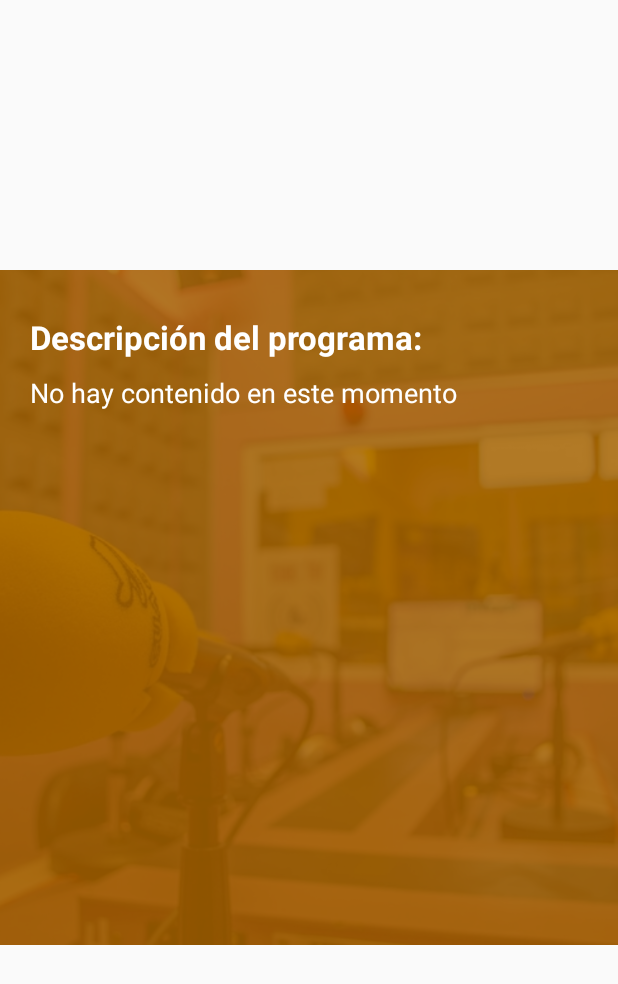
After one commit to ficiverson/radiocom-android, an Android app: the layout content_podcast_info.xml on its own in the app's theme, with its tools: preview values and no code run, on a phone screen of 412 x 824 dp. The commit adds this screen. Shown: the top 984 px of the screen. Run offline under Robolectric (Android 15) with nearby library versions, the phone set to English and light mode, and no system bars.

Commit message:
V1.0.4
- New feature to show program info on a bottom smooth sheet

```diff
--- a/app/build.gradle
+++ b/app/build.gradle
@@ -60,4 +60,5 @@ dependencies {
     compile 'com.android.support:customtabs:23.3.0'
     compile 'com.google.android.gms:play-services-analytics:9.0.0'
     compile 'com.google.android.exoplayer:exoplayer:r1.5.3'
+
 }
--- a/app/src/main/java/justforcommunity/radiocom/activities/Podcast.java
+++ b/app/src/main/java/justforcommunity/radiocom/activities/Podcast.java
@@ -24,7 +24,10 @@ import android.app.Dialog;
 import android.content.Context;
 import android.content.Intent;
 import android.content.SharedPreferences;
+import android.media.Image;
 import android.os.Bundle;
+import android.support.design.widget.BottomSheetBehavior;
+import android.support.design.widget.FloatingActionButton;
 import android.support.v7.app.AlertDialog;
 import android.support.v7.app.AppCompatActivity;
 import android.support.v7.widget.DefaultItemAnimator;
@@ -48,6 +51,8 @@ import com.pkmmte.pkrss.Callback;
 import com.pkmmte.pkrss.PkRSS;
 import com.squareup.picasso.Picasso;
 import com.wang.avi.AVLoadingIndicatorView;
+
+import org.w3c.dom.Text;
 
 import java.util.List;
 
@@ -77,6 +82,9 @@ public class Podcast extends AppCompatActivity{
     private Podcast mActivity;
     private ImageView image_podcast_bck;
     private Dialog myDialog;
+    private BottomSheetBehavior mBottomSheetBehavior;
+    private FloatingActionButton fab_info;
+    private TextView description;
 
     @Override
     protected void onCreate(Bundle savedInstanceState) {
@@ -119,6 +127,23 @@ public class Podcast extends AppCompatActivity{
             program = gson.fromJson(prefs.getString("jsonPodcast",""),ProgramDTO.class);
         }
 
+        View bottomSheet = findViewById(R.id.bottom_sheet);
+        mBottomSheetBehavior = BottomSheetBehavior.from(bottomSheet);
+        description = (TextView)bottomSheet.findViewById(R.id.info_data);
+
+        fab_info = (FloatingActionButton) findViewById(R.id.fab_info);
+        fab_info.setOnClickListener(new View.OnClickListener() {
+            @Override
+            public void onClick(View v) {
+                if(mBottomSheetBehavior.getState()==BottomSheetBehavior.STATE_COLLAPSED){
+                    mBottomSheetBehavior.setState(BottomSheetBehavior.STATE_EXPANDED);
+                }
+                else{
+                    mBottomSheetBehavior.setState(BottomSheetBehavior.STATE_COLLAPSED);
+                }
+            }
+        });
+
         if(program!=null) {
             getSupportActionBar().setTitle(program.getTitle());
 
@@ -126,6 +151,9 @@ public class Podcast extends AppCompatActivity{
             noElements = (TextView) findViewById(R.id.no_elements);
             image_podcast_bck  = (ImageView)findViewById(R.id.image_podcast_bck);
 
+            if(program.getDescription()!= null) {
+                description.setText(program.getDescription());
+            }
 
             Picasso.with(mContext).load(program.getLogo_url()).into(image_podcast_bck);
 
--- a/app/src/main/res/layout/activity_podcast.xml
+++ b/app/src/main/res/layout/activity_podcast.xml
@@ -70,5 +70,16 @@
     </android.support.design.widget.AppBarLayout>
 
     <include layout="@layout/content_podcast_scrolling" />
+    <include layout="@layout/content_podcast_info" />
+
+    <android.support.design.widget.FloatingActionButton
+        android:id="@+id/fab_info"
+        app:backgroundTint="@color/colorPrimary"
+        android:layout_width="wrap_content"
+        android:layout_height="wrap_content"
+        android:layout_margin="@dimen/fab_margin"
+        app:layout_anchor="@+id/bottom_sheet"
+        app:layout_anchorGravity="top|center_horizontal"
+        android:src="@drawable/infowhite" />
 
 </android.support.design.widget.CoordinatorLayout>
--- /dev/null
+++ b/app/src/main/res/layout/content_podcast_info.xml
@@ -0,0 +1,82 @@
+<?xml version="1.0" encoding="utf-8"?>
+<!--
+  ~ /*
+  ~  * Copyright (C) 2016 @ Fernando Souto González
+  ~  *
+  ~  * Developer Fernando Souto
+  ~  *
+  ~  * Licensed under the Apache License, Version 2.0 (the "License");
+  ~  * you may not use this file except in compliance with the License.
+  ~  * You may obtain a copy of the License at
+  ~  *
+  ~  * http://www.apache.org/licenses/LICENSE-2.0
+  ~  *
+  ~  * Unless required by applicable law or agreed to in writing, software
+  ~  * distributed under the License is distributed on an "AS IS" BASIS,
+  ~  * WITHOUT WARRANTIES OR CONDITIONS OF ANY KIND, either express or implied.
+  ~  * See the License for the specific language governing permissions and
+  ~  * limitations under the License.
+  ~  */
+  -->
+
+<android.support.v4.widget.NestedScrollView
+    xmlns:android="http://schemas.android.com/apk/res/android"
+    xmlns:app="http://schemas.android.com/apk/res-auto"
+    xmlns:tools="http://schemas.android.com/tools"
+    android:id="@+id/bottom_sheet"
+    android:layout_width="match_parent"
+    android:layout_height="match_parent"
+    android:layout_marginTop="@dimen/app_bar_height"
+    android:background="@android:color/transparent"
+    app:layout_behavior="android.support.design.widget.BottomSheetBehavior"
+    >
+    <RelativeLayout
+        android:layout_width="match_parent"
+        android:layout_height="match_parent">
+
+        <ImageView
+            android:layout_width="match_parent"
+            android:layout_height="450dp"
+            android:src="@drawable/bk_nav_header"
+            android:scaleType="centerCrop"
+            />
+        <View
+            android:layout_width="match_parent"
+            android:layout_height="450dp"
+            android:background="@color/colorPrimaryDark85"
+            />
+
+        <RelativeLayout
+            android:background="@android:color/transparent"
+            android:layout_width="match_parent"
+            android:layout_height="wrap_content">
+
+            <TextView
+                android:id="@+id/info_data_title"
+                android:layout_marginTop="30dp"
+                android:layout_marginLeft="20dp"
+                android:layout_width="match_parent"
+                android:layout_height="match_parent"
+                android:textSize="22sp"
+                android:textStyle="bold"
+                android:textColor="@android:color/white"
+                android:text="@string/podcast_info_title"
+                />
+
+            <TextView
+                android:id="@+id/info_data"
+                android:layout_marginTop="10dp"
+                android:layout_marginLeft="20dp"
+                android:layout_marginRight="20dp"
+                android:layout_width="match_parent"
+                android:layout_height="match_parent"
+                android:layout_below="@+id/info_data_title"
+                android:textSize="18sp"
+                android:textColor="@android:color/white"
+                android:text="@string/no_content"
+                />
+
+        </RelativeLayout>
+    </RelativeLayout>
+
+</android.support.v4.widget.NestedScrollView>
--- a/app/src/main/res/values/strings.xml
+++ b/app/src/main/res/values/strings.xml
@@ -43,6 +43,8 @@
     <string name="downloading">Descargando...</string>
     <string name="downloaded">Descargado con éxito del episodio: </string>
     <string name="error_download">Error en la descarga del episodio: </string>
+
+    <string name="podcast_info_title">Descripción del programa:</string>
 
 
     <string name="action_station">Emisora</string>
```
Also changed, not shown: app/src/main/res/drawable/infowhite.png (added).
